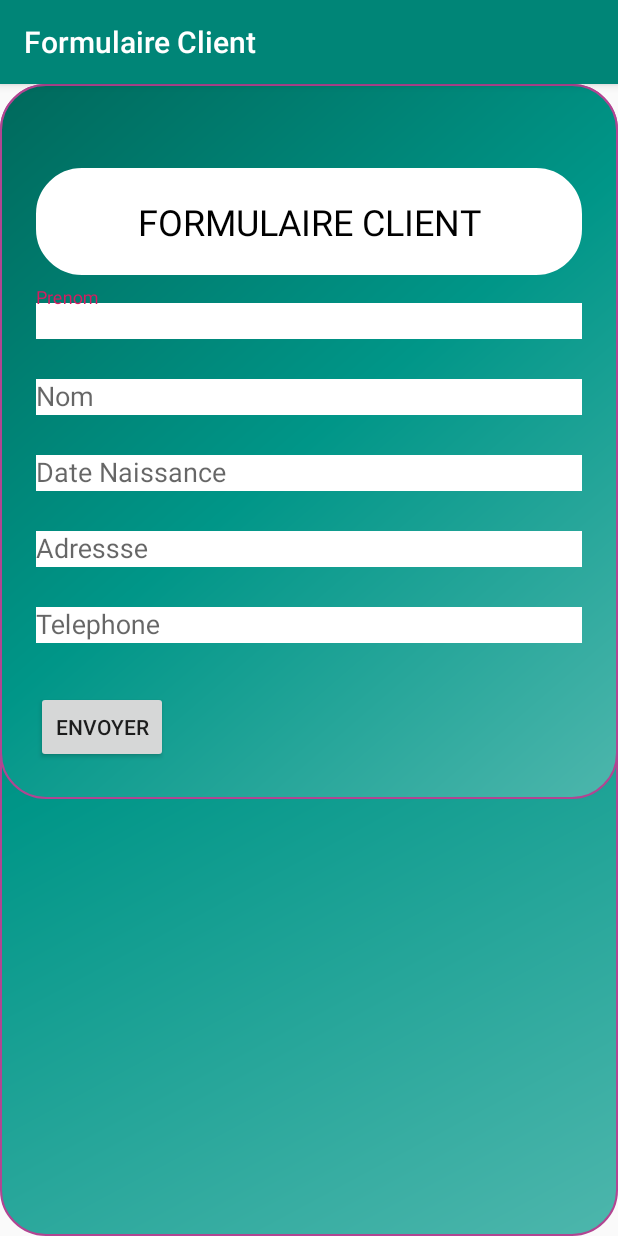
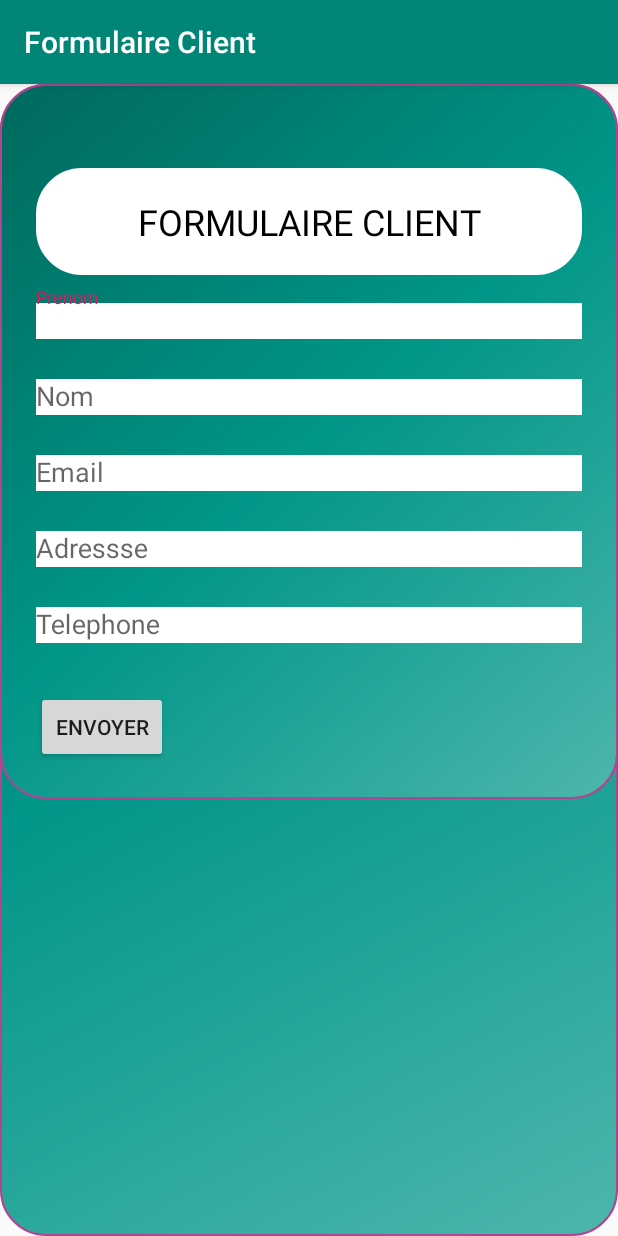
Before and after one commit to seydouba95/Projet_Mobile, an Android app: the ClientActivity screen opened directly, with no data from a screen before it, on a phone screen of 412 x 824 dp. Run offline under Robolectric (Android 15) with nearby library versions, the phone set to English and light mode, and no system bars.

```diff
--- a/app/src/main/java/com/example/projet_securite/Deposer.java
+++ b/app/src/main/java/com/example/projet_securite/Deposer.java
@@ -89,7 +89,7 @@ public class Deposer extends AppCompatActivity {
                 String id= myRef.push().getKey();
                 gardien = new Gardien(id,prenom,nom,date,address,age,taille,poids,phone,null,null);
                 myRef.child(id).setValue(gardien);
-                Toast.makeText(Deposer.this,"envoie reussi",Toast.LENGTH_LONG).show();
+                Toast.makeText(Deposer.this,"recrutement reussi",Toast.LENGTH_LONG).show();
 
             }else{
                 Toast.makeText(Deposer.this,"please entrer  les donnees ",Toast.LENGTH_LONG).show();
--- a/app/src/main/java/com/example/projet_securite/PageGardienActivity.java
+++ b/app/src/main/java/com/example/projet_securite/PageGardienActivity.java
@@ -25,6 +25,8 @@ public class PageGardienActivity extends AppCompatActivity {
     protected void onCreate(Bundle savedInstanceState) {
         super.onCreate(savedInstanceState);
         setContentView(R.layout.activity_page__gardien);
+        getSupportActionBar().setTitle("Details Gardiens");
+
 
         Intent i = getIntent();
         String id = i.getStringExtra("id");
--- a/app/src/main/res/layout/activity_page__gardien.xml
+++ b/app/src/main/res/layout/activity_page__gardien.xml
@@ -67,7 +67,7 @@
                     <TextView
                         android:id="@+id/textView_id_gardien"
                         android:layout_width="wrap_content"
-                        android:layout_height="match_parent"
+                        android:layout_height="92dp"
                         android:layout_weight="1"
                         android:gravity="center"
                         android:textColor="@android:color/black"
--- a/app/src/main/res/layout/formulaire_client.xml
+++ b/app/src/main/res/layout/formulaire_client.xml
@@ -71,13 +71,13 @@
             android:layout_marginBottom="8dp">
 
             <EditText
-                android:id="@+id/txt_client_date"
+                android:id="@+id/txt_client_email"
                 android:layout_width="match_parent"
                 android:layout_height="24dp"
 
                 android:background="@android:color/white"
-                android:hint="Date Naissance"
-                android:inputType="date" />
+                android:hint="Email"
+                android:inputType="date|datetime|textEmailAddress" />
         </android.support.design.widget.TextInputLayout>
 
 
```
